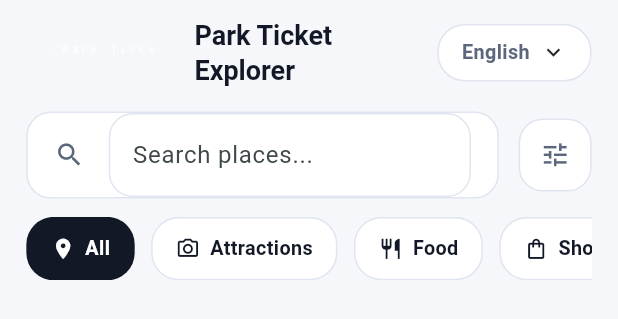
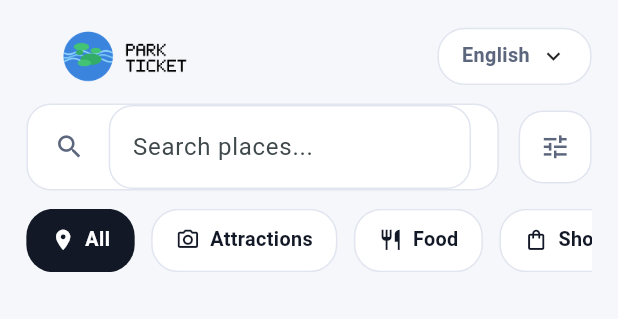
Before and after one commit to kashf99/park_ticket, a Flutter app: the _AttractionListHeader widget shown alone on an empty page, opened directly with empty values, on a phone screen of 412 x 824 dp. Shown: the top 319 px of the screen. Run offline on Flutter 3.47's test engine with Material 3 defaults, Android fonts, the phone set to English and light mode, and no system bars; our stand-ins replace dio, flutter_riverpod, flutter_screenutil, flutter_svg, qr_flutter, shared_preferences; missing offline and left inert: mobile_scanner; accounts and stored records are empty; network calls fail.

Commit message:
logo updated

```diff
--- a/lib/features/attraction/presentation/pages/attraction_list_page.dart
+++ b/lib/features/attraction/presentation/pages/attraction_list_page.dart
@@ -155,22 +155,23 @@ class _AttractionListHeader extends StatelessWidget {
         crossAxisAlignment: CrossAxisAlignment.start,
         children: [
           Row(
+            mainAxisAlignment: MainAxisAlignment.spaceBetween,
             children: [
               Image.asset(
                 'assets/icons/park_ticket_logo.png',
-                width: 90.w,
-                height: 28.h,
+                width: 150.w,
+                height: 50.h,
                 fit: BoxFit.contain,
               ),
               SizedBox(width: 12.w),
-              Expanded(
-                child: Text(
-                  'Park Ticket Explorer',
-                  style: Theme.of(
-                    context,
-                  ).textTheme.titleLarge?.copyWith(fontWeight: FontWeight.w700),
-                ),
-              ),
+              // Expanded(
+              //   child: Text(
+              //     'Park Ticket Explorer',
+              //     style: Theme.of(
+              //       context,
+              //     ).textTheme.titleLarge?.copyWith(fontWeight: FontWeight.w700),
+              //   ),
+              // ),
               _PillButton(
                 label: 'English',
                 icon: Icons.keyboard_arrow_down,
@@ -178,7 +179,7 @@ class _AttractionListHeader extends StatelessWidget {
               ),
             ],
           ),
-          SizedBox(height: 16.h),
+          SizedBox(height: 6.h),
           // Container(
           //   height: 180.h,
           //   decoration: BoxDecoration(
--- a/lib/features/splash/presentation/pages/splash_page.dart
+++ b/lib/features/splash/presentation/pages/splash_page.dart
@@ -105,8 +105,8 @@ class _LogoMark extends StatelessWidget {
     return Center(
       child: SvgPicture.asset(
         'assets/icons/park_ticket_logo.svg',
-        height: 120.h,
-        width: 120.h,
+        height: 80.h,
+        width: 80.h,
         fit: BoxFit.contain,
       ),
     );
@@ -297,7 +297,7 @@ class _HeroPainter extends CustomPainter {
             end: Alignment.bottomCenter,
             colors: const [
               Color.fromARGB(255, 255, 255, 255),
-              Color.fromARGB(255, 5, 64, 76),
+              Color.fromARGB(255, 1, 31, 37),
               Color.fromARGB(255, 250, 251, 251),
             ],
             transform: GradientRotation(cycle * 0.22),
```
Also changed, not shown: pubspec.yaml (+3 -63 lines), assets/icons/park_ticket_logo.png, assets/icons/park_ticket_logo.svg.
